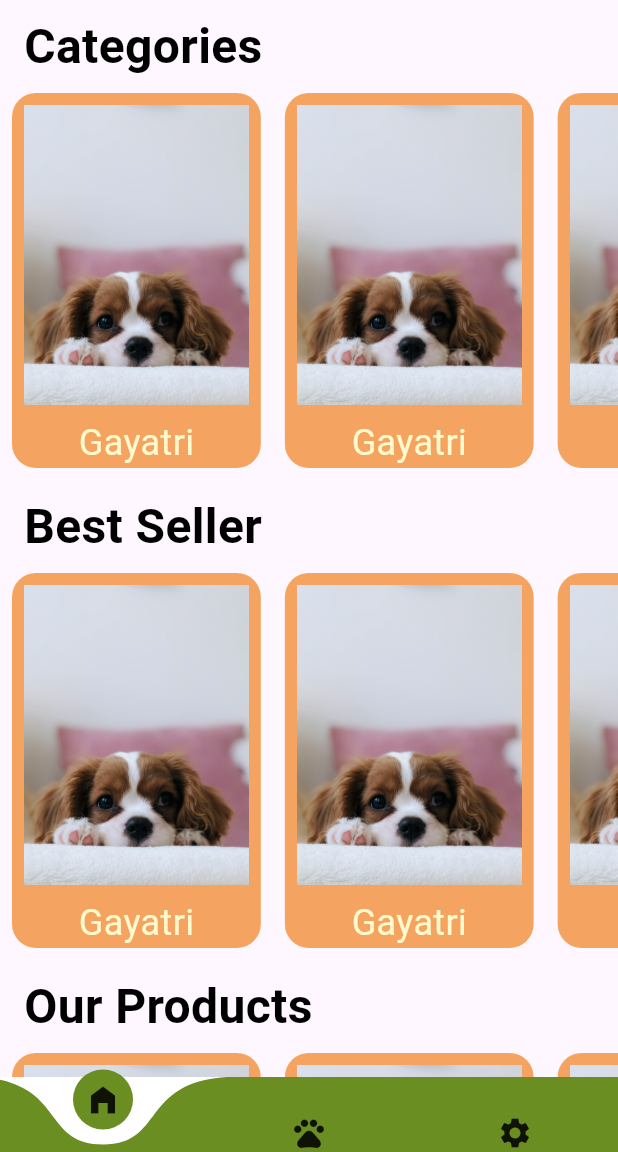
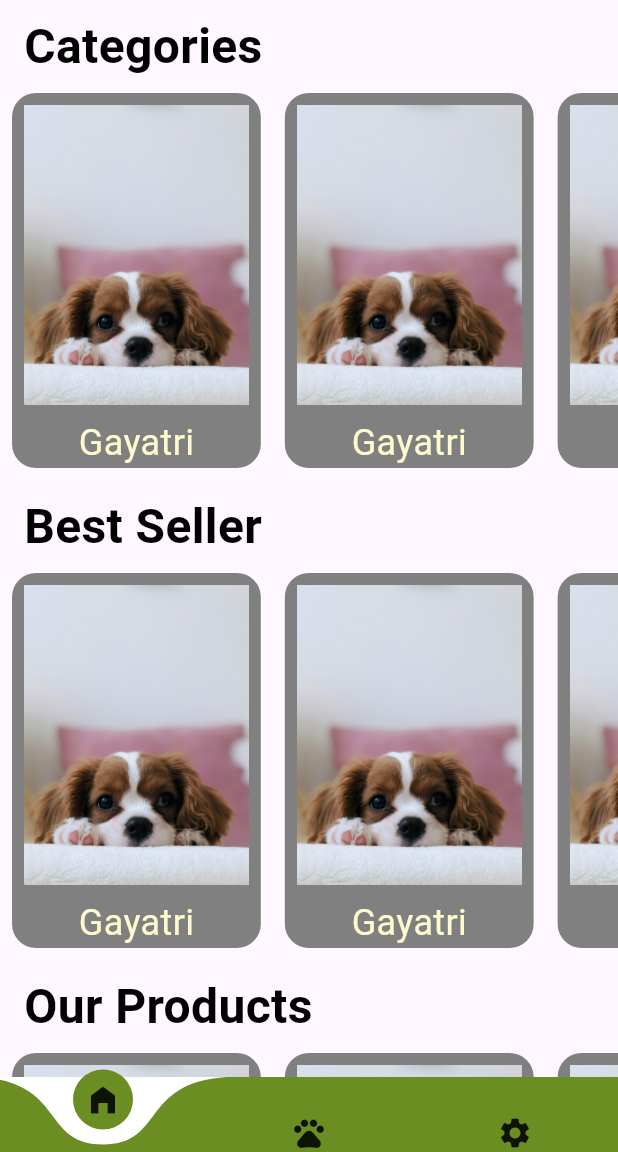
Before and after one commit to MamtaBhatt885/fur_ball, a Flutter app: the screen it shows after launch, on a phone screen of 412 x 824 dp, the part 84-1236 px from its top. Run offline on Flutter 3.47's test engine with Material 3 defaults, Android fonts, the phone set to English and light mode, and no system bars; drawn by our look-alikes of curved_navigation_bar.

Commit message:
final color changes

```diff
--- a/lib/core/constants/app_colors.dart
+++ b/lib/core/constants/app_colors.dart
@@ -3,6 +3,7 @@ import 'package:flutter/material.dart';
 class AppColors {
   static const Color primary = Color(0xFF6B8E23);
   static const Color secondary = Color(0xFFF4A460);
+  static const Color tertary = Color(0xFF808080);
   static const Color accentColor = Color(0xFFFFFACD);
   static const Color whiteColor = Color(0xFFFFFFFF);
   static const Color blackColor = Color(0xFF000000);
--- a/lib/core/widgets/reusable_cards/home_screen_card.dart
+++ b/lib/core/widgets/reusable_cards/home_screen_card.dart
@@ -13,7 +13,7 @@ class ReusableContainer extends StatelessWidget {
       child: Container(
         decoration: BoxDecoration(
             borderRadius: BorderRadius.all(Radius.circular(16)),
-            color: AppColors.secondary
+            color: AppColors.tertary
         ),
         height: 250,
         child: Column(
```
